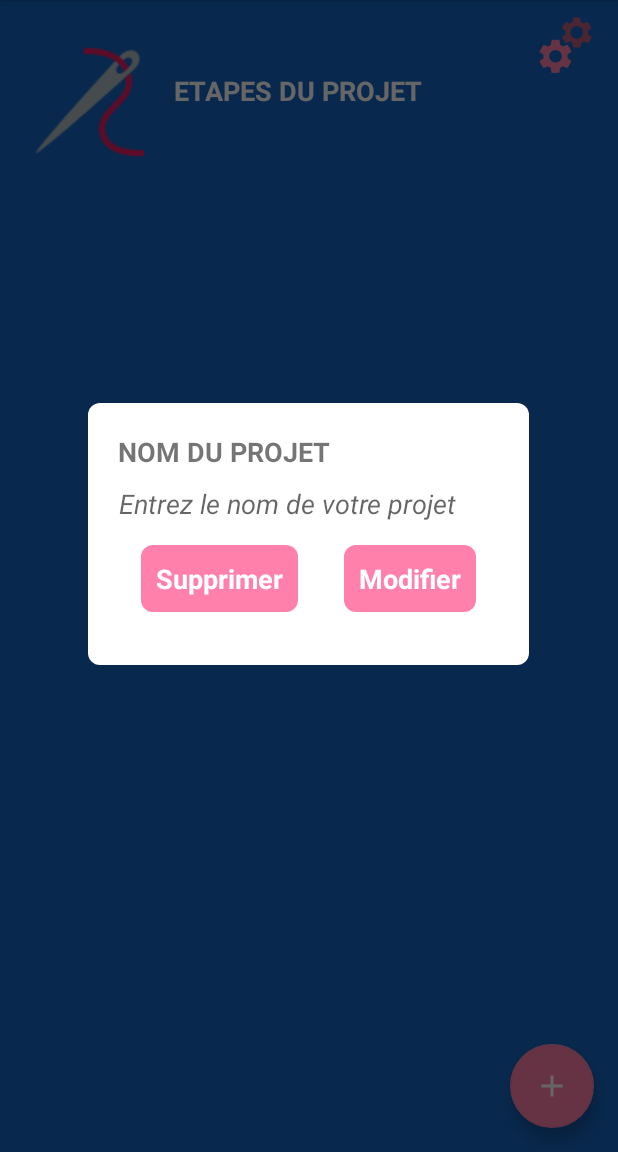
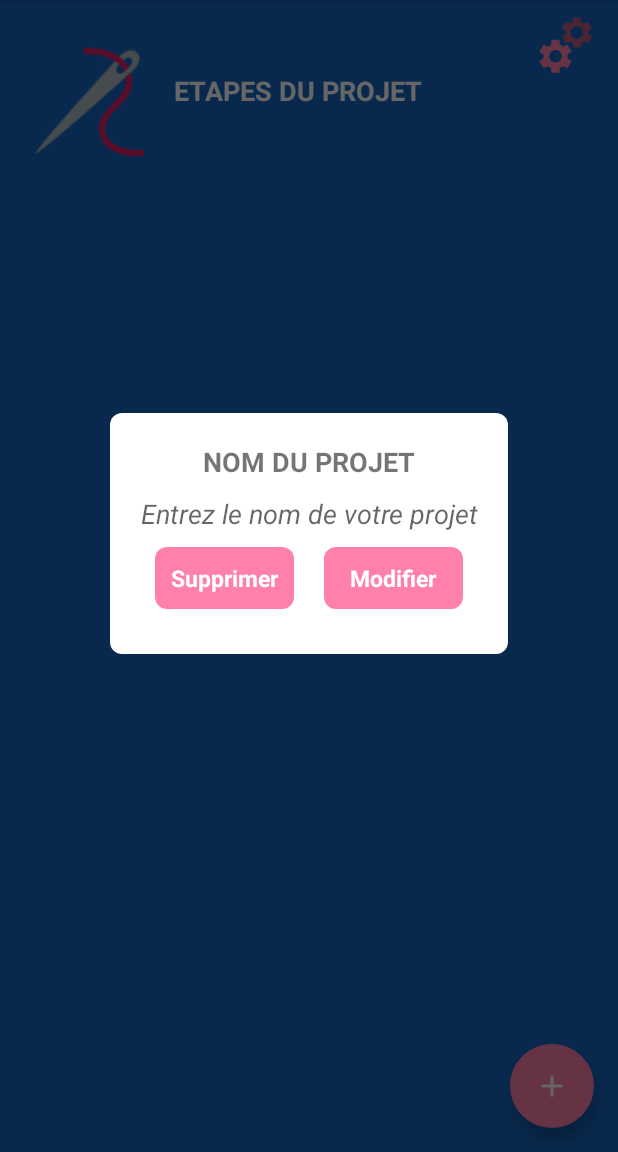
Before and after one commit to mctregou/tricot, an Android app: the ProjectActivity screen opened directly, with no data from a screen before it, after a tap on an icon or button, on a phone screen of 412 x 824 dp, the part 84-1236 px from its top. Run offline under Robolectric (Android 15) with nearby library versions, the phone set to English and light mode, and no system bars; libraries missing offline, so code that uses them is left out: io.realm, io.realm.exceptions; 8 statements that could not run were skipped.

Commit message:
[Project] Bugfix popup update project

```diff
--- a/app/src/main/res/layout/popup_add_project.xml
+++ b/app/src/main/res/layout/popup_add_project.xml
@@ -1,9 +1,10 @@
 <?xml version="1.0" encoding="utf-8"?>
-<android.support.constraint.ConstraintLayout xmlns:android="http://schemas.android.com/apk/res/android"
-    xmlns:app="http://schemas.android.com/apk/res-auto"
+<LinearLayout
+    xmlns:android="http://schemas.android.com/apk/res/android"
     android:layout_width="match_parent"
     android:layout_height="wrap_content"
     android:layout_margin="5dp"
+    android:orientation="vertical"
     android:padding="20dp"
     android:background="@drawable/shape_rectangle_white">
 
@@ -15,8 +16,7 @@
         android:textAllCaps="true"
         android:gravity="center"
         android:textStyle="bold"
-        android:textSize="18sp"
-        app:layout_constraintTop_toTopOf="parent" />
+        android:textSize="18sp" />
 
     <EditText
         android:id="@+id/project_title"
@@ -30,47 +30,45 @@
         android:hint="Entrez le nom de votre projet"
         android:textStyle="italic"
         android:textSize="18sp"
-        android:background="@android:color/white"
-        app:layout_constraintTop_toBottomOf="@+id/title" />
+        android:background="@android:color/white"/>
 
     <LinearLayout
         android:id="@+id/update_project_buttons"
         android:layout_width="match_parent"
         android:layout_height="wrap_content"
         android:orientation="horizontal"
-        android:visibility="gone"
-        app:layout_constraintLeft_toLeftOf="parent"
-        app:layout_constraintRight_toRightOf="parent"
-        app:layout_constraintTop_toBottomOf="@+id/project_title">
+        android:visibility="gone">
 
         <TextView
             android:id="@+id/delete_project"
             android:layout_width="0dp"
             android:layout_height="wrap_content"
-            android:layout_margin="15dp"
+            android:layout_margin="10dp"
             android:layout_marginTop="4dp"
             android:layout_weight="1"
             android:gravity="center"
             android:background="@drawable/shape_rectangle_pink"
             android:padding="10dp"
+            android:singleLine="true"
             android:text="@string/delete"
             android:textColor="@android:color/white"
-            android:textSize="18sp"
+            android:textSize="15sp"
             android:textStyle="bold"/>
 
         <TextView
             android:id="@+id/update_project"
             android:layout_width="0dp"
             android:layout_height="wrap_content"
-            android:layout_margin="15dp"
+            android:layout_margin="10dp"
             android:layout_marginTop="4dp"
             android:layout_weight="1"
             android:gravity="center"
+            android:singleLine="true"
             android:background="@drawable/shape_rectangle_pink"
             android:padding="10dp"
             android:text="@string/update"
             android:textColor="@android:color/white"
-            android:textSize="18sp"
+            android:textSize="15sp"
             android:textStyle="bold"/>
     </LinearLayout>
 
@@ -87,8 +85,6 @@
         android:textColor="@android:color/white"
         android:textSize="18sp"
         android:textStyle="bold"
-        app:layout_constraintLeft_toLeftOf="parent"
-        app:layout_constraintRight_toRightOf="parent"
-        app:layout_constraintTop_toBottomOf="@+id/project_title"/>
+        android:layout_gravity="center_horizontal"/>
 
-</android.support.constraint.ConstraintLayout>
+</LinearLayout>
```
